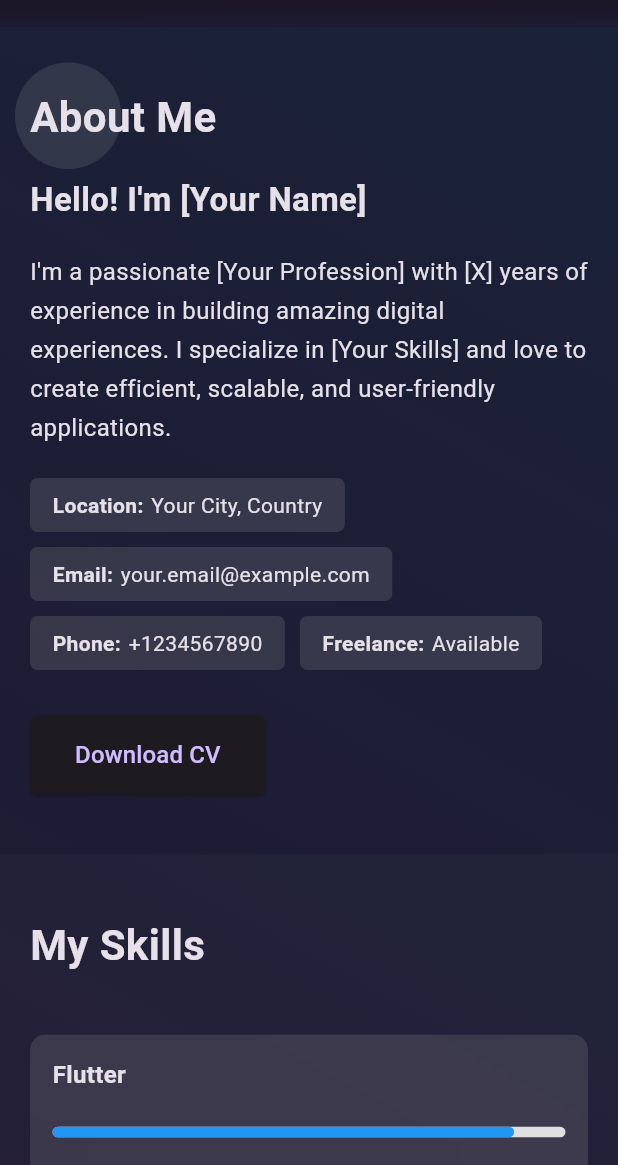
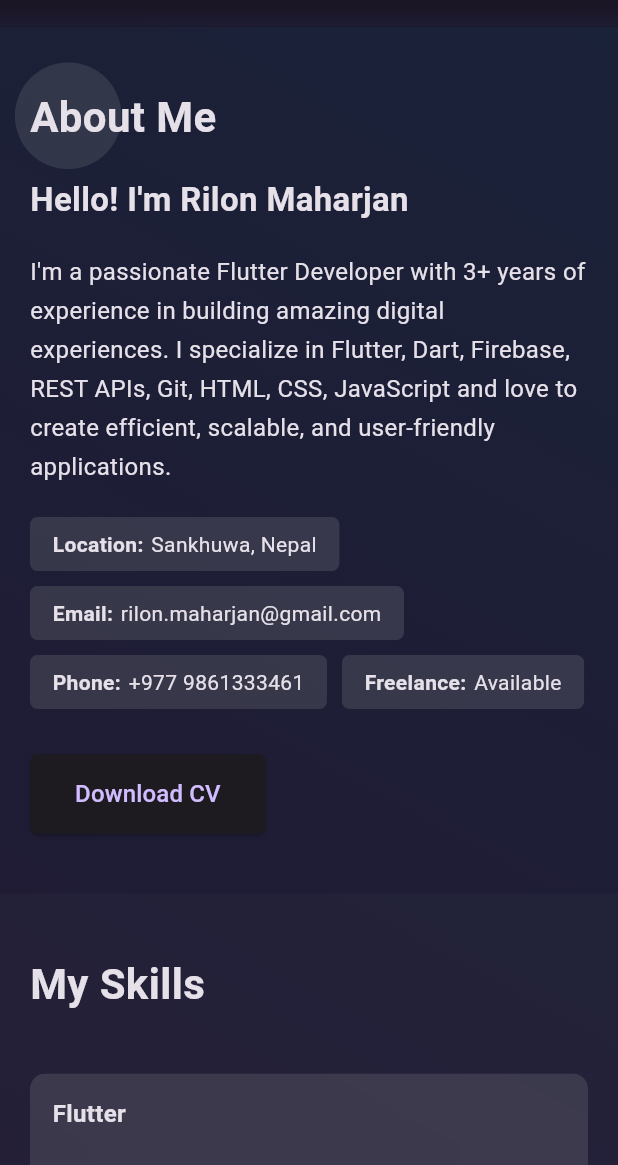
Before and after one commit to rilonmaharjan/myportfolio, a Flutter app: the screen it shows after launch, on a phone screen of 412 x 824 dp, the part 71-1236 px from its top. Run offline on Flutter 3.47's test engine with Material 3 defaults, Android fonts, the phone set to English and light mode, and no system bars; network calls fail.

Commit message:
[modieid] - constant values

```diff
--- /dev/null
+++ b/lib/constant/constant.dart
@@ -0,0 +1,7 @@
+String name         = "Rilon Maharjan";
+String location     = "Sankhuwa, Nepal";
+String email        = "rilon.maharjan@gmail.com";
+String phone        = "+977 9861333461";
+String profession   = "Flutter Developer";
+String expereince   = "3+";
+String skills       = "Flutter, Dart, Firebase, REST APIs, Git, HTML, CSS, JavaScript";
--- a/lib/views/about_section.dart
+++ b/lib/views/about_section.dart
@@ -1,4 +1,5 @@
 import 'package:flutter/material.dart';
+import 'package:portfolio/constant/constant.dart';
 
 class AboutSection extends StatefulWidget {
   const AboutSection({super.key});
@@ -54,7 +55,7 @@ class _AboutSectionState extends State<AboutSection> {
                   crossAxisAlignment: CrossAxisAlignment.start,
                   children: [
                     Text(
-                      'Hello! I\'m [Your Name]',
+                      'Hello! I\'m $name',
                       style: TextStyle(
                         fontSize: isMobile ? 22 : 28,
                         fontWeight: FontWeight.bold,
@@ -62,8 +63,8 @@ class _AboutSectionState extends State<AboutSection> {
                     ),
                     const SizedBox(height: 20),
                     Text(
-                      'I\'m a passionate [Your Profession] with [X] years of experience in building amazing digital experiences. '
-                      'I specialize in [Your Skills] and love to create efficient, scalable, and user-friendly applications.',
+                      'I\'m a passionate $profession with $expereince years of experience in building amazing digital experiences. '
+                      'I specialize in $skills and love to create efficient, scalable, and user-friendly applications.',
                       style: TextStyle(
                         fontSize: isMobile ? 16 : 18,
                         height: 1.6,
@@ -74,9 +75,9 @@ class _AboutSectionState extends State<AboutSection> {
                       spacing: 10,
                       runSpacing: 10,
                       children: [
-                        _buildInfoItem('Location:', 'Your City, Country'),
-                        _buildInfoItem('Email:', 'your.email@example.com'),
-                        _buildInfoItem('Phone:', '+1234567890'),
+                        _buildInfoItem('Location:', location),
+                        _buildInfoItem('Email:', email),
+                        _buildInfoItem('Phone:', phone),
                         _buildInfoItem('Freelance:', 'Available'),
                       ],
                     ),
--- a/lib/views/contact_section.dart
+++ b/lib/views/contact_section.dart
@@ -1,6 +1,7 @@
 import 'dart:ui';
 
 import 'package:flutter/material.dart';
+import 'package:portfolio/constant/constant.dart';
 
 class ContactSection extends StatefulWidget {
   final bool isDarkMode;
@@ -63,12 +64,12 @@ class _ContactSectionState extends State<ContactSection> {
                         crossAxisAlignment: CrossAxisAlignment.start,
                         children: [
                           _buildContactInfo(
-                              Icons.email, 'Email', 'your.email@example.com'),
+                              Icons.email, 'Email', email),
                           const SizedBox(height: 30),
-                          _buildContactInfo(Icons.phone, 'Phone', '+1234567890'),
+                          _buildContactInfo(Icons.phone, 'Phone', phone),
                           const SizedBox(height: 30),
                           _buildContactInfo(
-                              Icons.location_on, 'Location', 'Your City, Country'),
+                              Icons.location_on, 'Location', location),
                           const SizedBox(height: 40),
                           _buildForm(isMobile),
                         ],
--- a/lib/views/skill_section.dart
+++ b/lib/views/skill_section.dart
@@ -16,7 +16,7 @@ class _SkillsSectionState extends State<SkillsSection> {
     {'name': 'Firebase', 'level': 0.8, 'color': Colors.orange},
     {'name': 'UI/UX Design', 'level': 0.75, 'color': Colors.purple},
     {'name': 'JavaScript', 'level': 0.7, 'color': Colors.yellow[700]!},
-    {'name': 'Node.js', 'level': 0.65, 'color': Colors.green},
+    {'name': 'HTML/CSS', 'level': 0.65, 'color': Colors.green},
   ];
 
   late List<bool> isHoverList;
```
Also changed, not shown: lib/constant/sizes.dart (deleted, +0 -20 lines), lib/views/experience_section.dart (+3 -10 lines).
